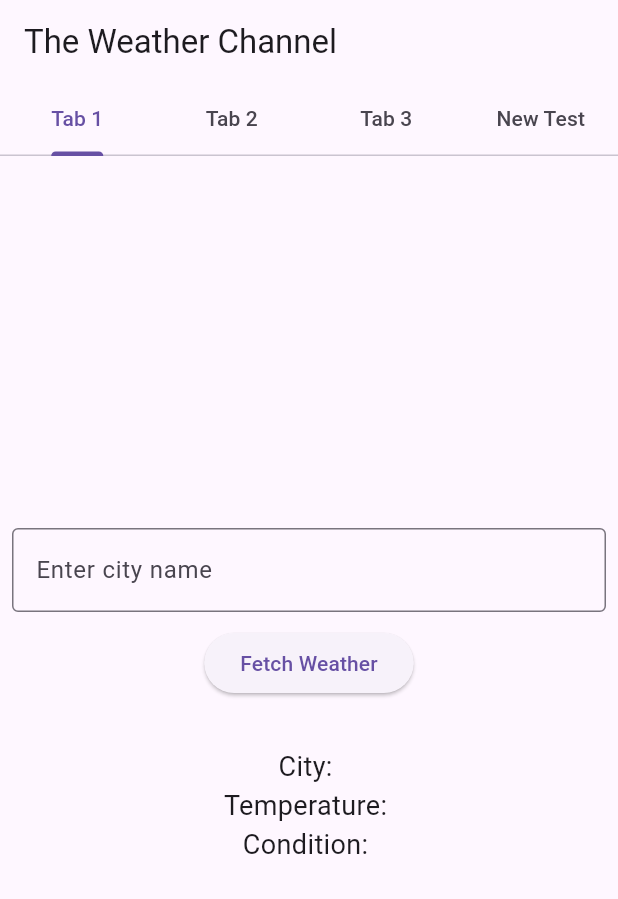
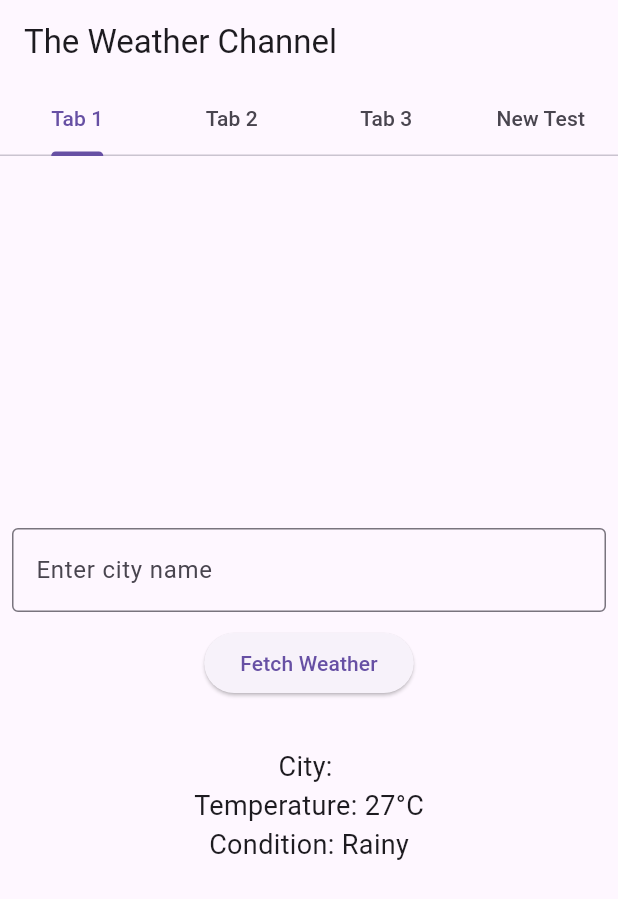
Before and after one commit to Shawnm-MAD/digital_pet_app, a Flutter app: the screen it shows after launch, after a tap on "Fetch Weather", on a phone screen of 412 x 824 dp. Shown: the top 899 px of the screen. Run offline on Flutter 3.47's test engine with Material 3 defaults, Android fonts, the phone set to English and light mode, and no system bars.

Commit message:
Stimulated weather data for input city

```diff
--- a/lib/main.dart
+++ b/lib/main.dart
@@ -1,4 +1,5 @@
 import 'package:flutter/material.dart';
+import 'dart:math';
 
 //Creating tab interface with scrollable tabs
 
@@ -67,16 +68,18 @@ class __TabsNonScrollableDemoState extends State<_TabsNonScrollableDemo>
     super.dispose();
   }
 
-  final TextEditingController _cityController = TextEditingController();
+  final TextEditingController cityname = TextEditingController();
   String cityName = "";
-  String temperature = "--";
-  String weather = "--";
+  String temperature = "";
+  String weather = "";
+  List<String> weatherstates = ["Sunny", "Cloudy", "Rainy"];
 
   void fetchWeather() {
+    final random = Random();
     setState(() {
-      cityName = _cityController.text;
-      temperature = "";
-      weather = "";
+      cityName = cityname.text.trim();
+      temperature = "${random.nextInt(16) + 15}°C";
+      weather = weatherstates[random.nextInt(weatherstates.length)];
     });
   }
 
@@ -105,6 +108,7 @@ class __TabsNonScrollableDemoState extends State<_TabsNonScrollableDemo>
           mainAxisAlignment: MainAxisAlignment.center,
           children: [
             TextField(
+              controller: cityname,
               decoration: InputDecoration(
                 border: OutlineInputBorder(),
                 hintText: 'Enter city name',
```
